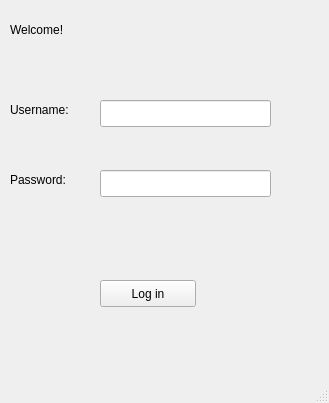
Before: the Qt Designer form loginpage.ui in YUSIFABOOD/Inventory, drawn with Qt 5.
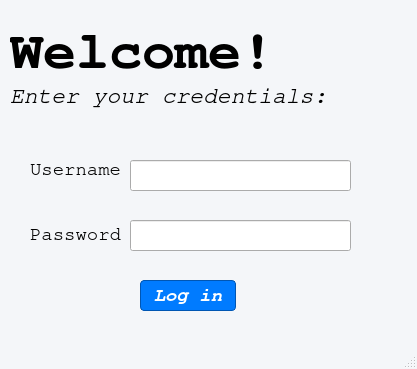
After: the same form once the commit is applied.

What changed in the file:
```diff
--- a/loginpage.ui
+++ b/loginpage.ui
@@ -6,57 +6,78 @@
    <rect>
     <x>0</x>
     <y>0</y>
-    <width>329</width>
-    <height>403</height>
+    <width>417</width>
+    <height>369</height>
    </rect>
   </property>
   <property name="windowTitle">
    <string>loginPage</string>
   </property>
+  <property name="styleSheet">
+   <string notr="true">QMainWindow{
+    background-color: #f4f6f9;   /* Soft light gray */
+    color: #212529;              /* Neutral dark text */
+    font-family: &quot;Segoe UI&quot;, sans-serif;
+    font-size: 13px;
+}
+</string>
+  </property>
   <widget class="QWidget" name="centralwidget">
    <widget class="QLabel" name="label_2">
     <property name="geometry">
      <rect>
-      <x>10</x>
-      <y>100</y>
-      <width>81</width>
+      <x>30</x>
+      <y>160</y>
+      <width>101</width>
       <height>19</height>
      </rect>
     </property>
+    <property name="font">
+     <font>
+      <family>Nimbus Mono PS</family>
+      <pointsize>14</pointsize>
+     </font>
+    </property>
     <property name="text">
-     <string>Username:</string>
+     <string>Username</string>
     </property>
    </widget>
    <widget class="QLabel" name="label_3">
     <property name="geometry">
      <rect>
-      <x>10</x>
-      <y>170</y>
-      <width>81</width>
-      <height>19</height>
+      <x>30</x>
+      <y>219</y>
+      <width>121</width>
+      <height>31</height>
      </rect>
     </property>
+    <property name="font">
+     <font>
+      <family>Nimbus Mono PS</family>
+      <pointsize>14</pointsize>
+     </font>
+    </property>
     <property name="text">
-     <string>Password:</string>
+     <string>Password</string>
     </property>
    </widget>
    <widget class="QLineEdit" name="usernameBox">
     <property name="geometry">
      <rect>
-      <x>100</x>
-      <y>100</y>
-      <width>171</width>
-      <height>27</height>
+      <x>130</x>
+      <y>160</y>
+      <width>221</width>
+      <height>31</height>
      </rect>
     </property>
    </widget>
    <widget class="QLineEdit" name="passwordBox">
     <property name="geometry">
      <rect>
-      <x>100</x>
-      <y>170</y>
-      <width>171</width>
-      <height>27</height>
+      <x>130</x>
+      <y>220</y>
+      <width>221</width>
+      <height>31</height>
      </rect>
     </property>
     <property name="echoMode">
@@ -68,10 +89,23 @@
      <rect>
       <x>10</x>
       <y>20</y>
-      <width>81</width>
-      <height>19</height>
+      <width>271</width>
+      <height>61</height>
      </rect>
     </property>
+    <property name="sizePolicy">
+     <sizepolicy hsizetype="Preferred" vsizetype="Preferred">
+      <horstretch>0</horstretch>
+      <verstretch>0</verstretch>
+     </sizepolicy>
+    </property>
+    <property name="font">
+     <font>
+      <family>Nimbus Mono PS</family>
+      <pointsize>41</pointsize>
+      <bold>true</bold>
+     </font>
+    </property>
     <property name="text">
      <string>Welcome!</string>
     </property>
@@ -79,16 +113,64 @@
    <widget class="QPushButton" name="loginButton">
     <property name="geometry">
      <rect>
-      <x>100</x>
+      <x>140</x>
       <y>280</y>
       <width>96</width>
-      <height>27</height>
+      <height>31</height>
      </rect>
     </property>
+    <property name="font">
+     <font>
+      <family>Nimbus Mono PS</family>
+      <pointsize>14</pointsize>
+      <italic>true</italic>
+      <bold>true</bold>
+     </font>
+    </property>
+    <property name="styleSheet">
+     <string notr="true">QPushButton#loginButton {
+  background-color: #007BFF;    /* Bootstrap’s primary blue */
+  color: white;                 /* White text */
+  border-style: solid;
+  border-width: 1px;
+  border-color: #0056b3;        /* Slightly darker blue border */
+  border-radius: 4px;
+  padding: 6px 12px;
+  font-weight: bold;
+}
+QPushButton#loginButton:hover {
+  background-color: #0056b3;    /* Darker on hover */
+}
+QPushButton#loginButton:pressed {
+  background-color: #004085;    /* Even darker when pressed */
+}
+</string>
+    </property>
     <property name="text">
      <string>Log in</string>
     </property>
    </widget>
+   <widget class="QLabel" name="label_4">
+    <property name="geometry">
+     <rect>
+      <x>10</x>
+      <y>80</y>
+      <width>401</width>
+      <height>31</height>
+     </rect>
+    </property>
+    <property name="font">
+     <font>
+      <family>Nimbus Mono PS</family>
+      <pointsize>17</pointsize>
+      <italic>true</italic>
+      <bold>false</bold>
+     </font>
+    </property>
+    <property name="text">
+     <string>Enter your credentials:</string>
+    </property>
+   </widget>
   </widget>
   <widget class="QMenuBar" name="menubar">
    <property name="geometry">
```
Left out of the diff: 4 changed lines with no effect on the pictures.
